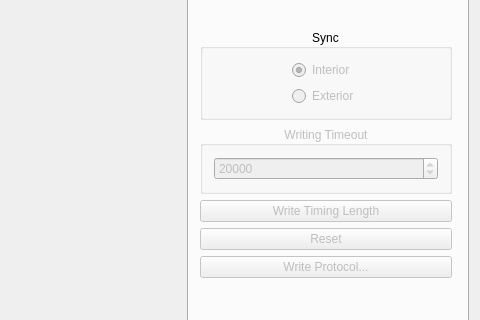
Above: mainwindow.ui from MichaelColonel/Viking before the change; both pictures show x 464 to 944 and y 132 to 452 of the 944 by 695 pixel window. Below: the same form after it.
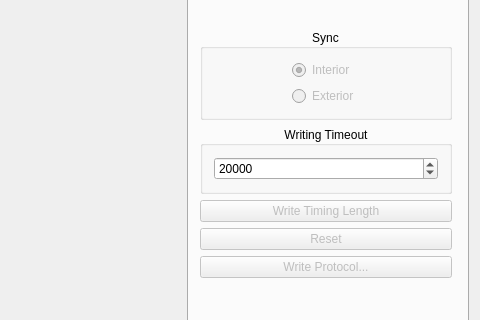
That is the form after the change. Custom widgets are drawn as their Qt base class.

```diff
--- a/mainwindow.ui
+++ b/mainwindow.ui
@@ -1046,7 +1046,7 @@
         <item row="4" column="1">
          <widget class="QGroupBox" name="groupBox">
           <property name="enabled">
-           <bool>false</bool>
+           <bool>true</bool>
           </property>
           <property name="title">
            <string>Writing Timeout</string>
```
Left out of the diff: 2 changed lines with no effect on the pictures.
